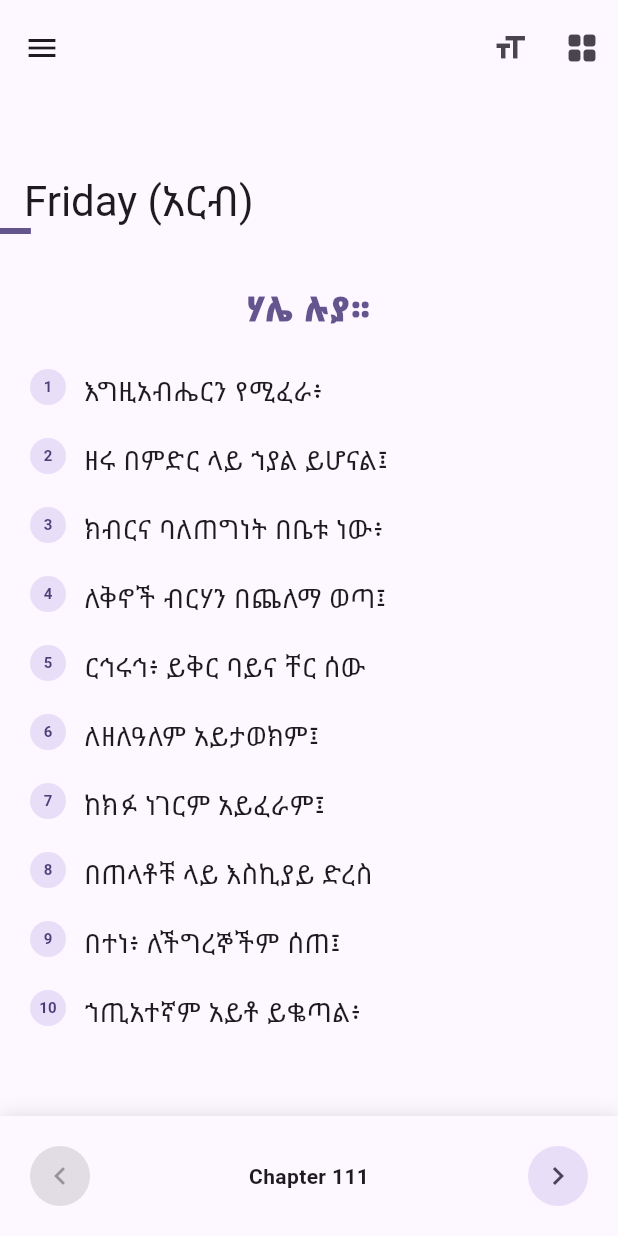
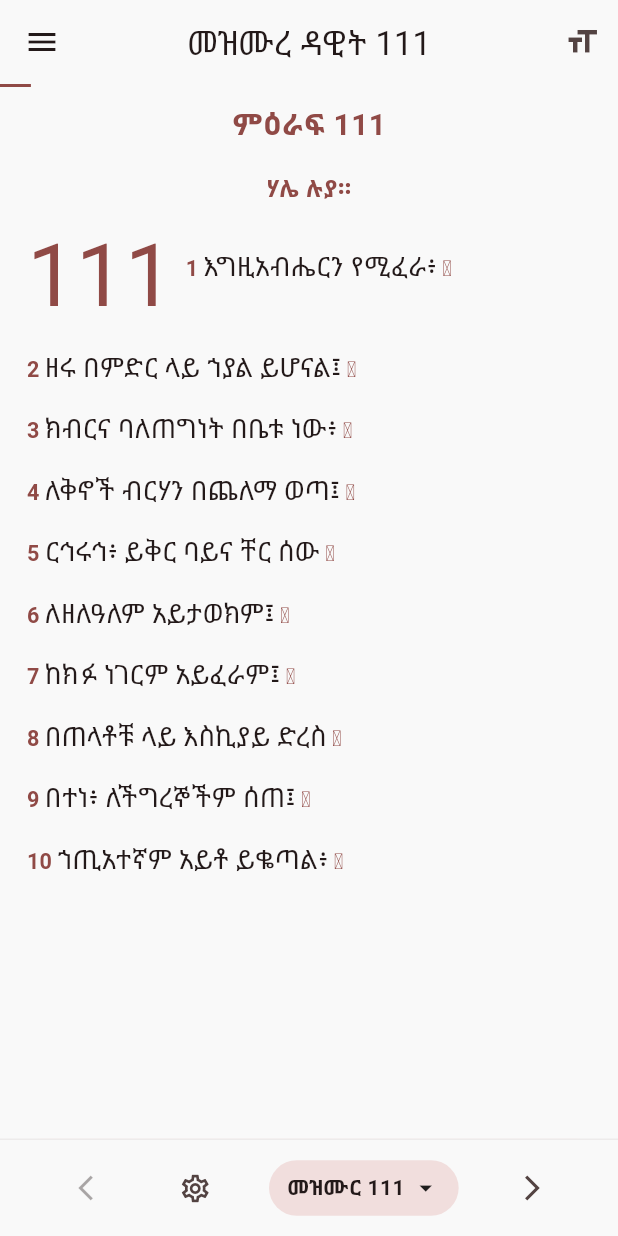
Before and after one commit to EOTCOpenSource/mezmuredawit, a Flutter app: the screen it shows after launch, on a phone screen of 412 x 824 dp. Run offline on Flutter 3.47's test engine with Material 3 defaults, Android fonts, the phone set to English and light mode, and no system bars.

Commit message:
feat: initialize core Mezmure Dawit app structure with chapter navigation and theme support

```diff
--- a/lib/main.dart
+++ b/lib/main.dart
@@ -24,15 +24,28 @@ class PrayerApp extends StatelessWidget {
           theme: ThemeData(
             useMaterial3: true,
             colorScheme: ColorScheme.fromSeed(
-              seedColor: const Color(0xFF6750A4),
+              seedColor: const Color(0xFF9E2A2B), // Maroon/Dark Red
               brightness: Brightness.light,
+              surface: const Color(0xFFF9F9F9),
+            ),
+            appBarTheme: const AppBarTheme(
+              backgroundColor: Color(0xFFF9F9F9),
+              surfaceTintColor: Colors.transparent,
+              elevation: 0,
             ),
           ),
           darkTheme: ThemeData(
             useMaterial3: true,
             colorScheme: ColorScheme.fromSeed(
-              seedColor: const Color(0xFF6750A4),
+              seedColor: const Color(0xFF9E2A2B),
               brightness: Brightness.dark,
+              surface: const Color(0xFF121212),
+            ),
+            scaffoldBackgroundColor: const Color(0xFF121212),
+            appBarTheme: const AppBarTheme(
+              backgroundColor: Color(0xFF121212),
+              surfaceTintColor: Colors.transparent,
+              elevation: 0,
             ),
           ),
           themeMode: currentMode,
@@ -203,23 +216,28 @@ class _HomePageState extends State<HomePage> {
               child: CustomScrollView(
                 controller: _scrollController,
                 slivers: [
-                  SliverAppBar.large(
-                    title: Text(_selectedDay?.name ?? 'መዝሙረ ዳዊት'),
+                  SliverAppBar(
+                    pinned: true,
+                    floating: true,
+                    leading: Builder(
+                      builder: (context) => IconButton(
+                        icon: const Icon(Icons.menu),
+                        onPressed: () => Scaffold.of(context).openDrawer(),
+                      ),
+                    ),
+                    title: Text('መዝሙረ ዳዊት $_currentChapterNumber'),
+                    centerTitle: true,
                     actions: [
                       IconButton(
                         icon: const Icon(Icons.format_size),
                         onPressed: _showSettingsSheet,
                       ),
-                      IconButton(
-                        icon: const Icon(Icons.grid_view_rounded),
-                        onPressed: _showChapterSelector,
-                      ),
                     ],
                     bottom: PreferredSize(
-                      preferredSize: const Size.fromHeight(4),
+                      preferredSize: const Size.fromHeight(2),
                       child: LinearProgressIndicator(
                         value: progress,
-                        minHeight: 4,
+                        minHeight: 2,
                         backgroundColor: Colors.transparent,
                       ),
                     ),
@@ -227,13 +245,13 @@ class _HomePageState extends State<HomePage> {
                   if (currentChapter != null)
                     SliverPadding(
                       padding: const EdgeInsets.symmetric(
-                        horizontal: 20,
+                        horizontal: 10,
                         vertical: 10,
                       ),
                       sliver: SliverList(
                         delegate: SliverChildBuilderDelegate(
                           (context, index) =>
-                              _buildSection(currentChapter!.sections[index]),
+                              _buildSection(currentChapter!.sections[index], index),
                           childCount: currentChapter.sections.length,
                         ),
                       ),
@@ -247,22 +265,37 @@ class _HomePageState extends State<HomePage> {
     );
   }
 
-  Widget _buildSection(Section section) {
-    return Column(
+  Widget _buildSection(Section section, int sectionIndex) {
+    return Padding(
+      padding: const EdgeInsets.symmetric(horizontal: 8.0),
+      child: Column(
         crossAxisAlignment: CrossAxisAlignment.start,
         children: [
+          if (sectionIndex == 0) ...[
+            Center(
+              child: Text(
+                'ምዕራፍ $_currentChapterNumber',
+                style: TextStyle(
+                  fontSize: 20,
+                  fontWeight: FontWeight.bold,
+                  color: Theme.of(context).colorScheme.primary,
+                ),
+              ),
+            ),
+            const SizedBox(height: 16),
+          ],
           if (section.title.isNotEmpty)
             Padding(
-            padding: const EdgeInsets.symmetric(vertical: 24),
+              padding: const EdgeInsets.only(bottom: 16),
               child: Center(
                 child: Text(
                   section.title,
                   textAlign: TextAlign.center,
                   style: TextStyle(
-                  fontSize: 22,
-                  fontWeight: FontWeight.w900,
+                    fontSize: 16,
+                    fontWeight: FontWeight.w600,
                     color: Theme.of(context).colorScheme.primary,
-                  letterSpacing: 1.2,
+                    height: 1.4,
                   ),
                 ),
               ),
@@ -271,39 +304,70 @@ class _HomePageState extends State<HomePage> {
             valueListenable: fontSizeNotifier,
             builder: (context, fontSize, _) {
               return Column(
-              children: section.verses
-                  .map((v) => _buildVerseTile(v, fontSize))
-                  .toList(),
+                crossAxisAlignment: CrossAxisAlignment.start,
+                children: section.verses.asMap().entries.map((entry) {
+                  return _buildVerseTile(entry.value, fontSize, sectionIndex == 0 && entry.key == 0);
+                }).toList(),
               );
             },
           ),
+          const SizedBox(height: 24),
         ],
+      ),
     );
   }
 
-  Widget _buildVerseTile(Verse verse, double fontSize) {
+  Widget _buildVerseTile(Verse verse, double fontSize, bool isFirstVerse) {
+    final primaryColor = Theme.of(context).colorScheme.primary;
+
+    Widget verseContent = RichText(
+      text: TextSpan(
+        style: TextStyle(
+          fontSize: fontSize,
+          height: 1.6,
+          color: Theme.of(context).colorScheme.onSurface,
+        ),
+        children: [
+          TextSpan(
+            text: '${verse.verse} ',
+            style: TextStyle(
+              fontWeight: FontWeight.bold,
+              color: primaryColor,
+              fontSize: fontSize * 0.8,
+            ),
+          ),
+          TextSpan(text: verse.text),
+          TextSpan(
+            text: ' ※',
+            style: TextStyle(
+              color: primaryColor,
+              fontSize: fontSize * 0.8,
+            ),
+          ),
+        ],
+      ),
+    );
+
+    if (isFirstVerse) {
       return Padding(
-      padding: const EdgeInsets.only(bottom: 16),
+        padding: const EdgeInsets.only(bottom: 12.0),
         child: Row(
           crossAxisAlignment: CrossAxisAlignment.start,
           children: [
-          CircleAvatar(
-            radius: 12,
-            backgroundColor: Theme.of(context).colorScheme.secondaryContainer,
-            child: Text(
-              '${verse.verse}',
-              style: const TextStyle(fontSize: 10, fontWeight: FontWeight.bold),
+            Text(
+              '$_currentChapterNumber',
+              style: TextStyle(
+                fontSize: fontSize * 3.2,
+                height: 1.1,
+                fontWeight: FontWeight.w400,
+                color: primaryColor,
               ),
             ),
-          const SizedBox(width: 12),
+            const SizedBox(width: 8),
             Expanded(
-            child: Text(
-              verse.text,
-              style: TextStyle(
-                fontSize: fontSize,
-                height: 1.6,
-                fontWeight: FontWeight.w400,
-              ),
+              child: Padding(
+                padding: const EdgeInsets.only(top: 8.0),
+                child: verseContent,
               ),
             ),
           ],
@@ -311,34 +375,74 @@ class _HomePageState extends State<HomePage> {
       );
     }
 
+    return Padding(
+      padding: const EdgeInsets.only(bottom: 12.0),
+      child: verseContent,
+    );
+  }
+
   Widget _buildBottomNav() {
     if (_selectedDay == null) return const SizedBox.shrink();
     return Container(
-      padding: const EdgeInsets.all(16),
+      padding: const EdgeInsets.symmetric(horizontal: 8, vertical: 8),
       decoration: BoxDecoration(
         color: Theme.of(context).colorScheme.surface,
-        boxShadow: [BoxShadow(color: Colors.black12, blurRadius: 10)],
+        border: Border(
+          top: BorderSide(
+            color: Theme.of(context).dividerColor.withOpacity(0.1),
           ),
+        ),
+      ),
+      child: SafeArea(
         child: Row(
-        mainAxisAlignment: MainAxisAlignment.spaceBetween,
+          mainAxisAlignment: MainAxisAlignment.spaceEvenly,
           children: [
-          IconButton.filledTonal(
+            IconButton(
               onPressed: _currentChapterNumber > _selectedDay!.startChapter
                   ? () => _changeChapter(_currentChapterNumber - 1)
                   : null,
-            icon: const Icon(Icons.chevron_left),
+              icon: const Icon(Icons.arrow_back_ios_new, size: 20),
             ),
-          Text(
-            'Chapter $_currentChapterNumber',
+            IconButton(
+              icon: const Icon(Icons.settings_outlined, size: 22),
+              onPressed: _showSettingsSheet,
+            ),
+            Flexible(
+              child: InkWell(
+                onTap: _showChapterSelector,
+                borderRadius: BorderRadius.circular(20),
+                child: Container(
+                  padding: const EdgeInsets.symmetric(horizontal: 12, vertical: 8),
+                  decoration: BoxDecoration(
+                    color: Theme.of(context).colorScheme.surfaceContainerHighest,
+                    borderRadius: BorderRadius.circular(20),
+                  ),
+                  child: Row(
+                    mainAxisSize: MainAxisSize.min,
+                    children: [
+                      Flexible(
+                        child: Text(
+                          'መዝሙር $_currentChapterNumber',
                           style: const TextStyle(fontWeight: FontWeight.bold),
+                          overflow: TextOverflow.ellipsis,
                         ),
-          IconButton.filledTonal(
+                      ),
+                      const SizedBox(width: 4),
+                      const Icon(Icons.arrow_drop_down, size: 20),
+                    ],
+                  ),
+                ),
+              ),
+            ),
+
+            IconButton(
               onPressed: _currentChapterNumber < _selectedDay!.endChapter
                   ? () => _changeChapter(_currentChapterNumber + 1)
                   : null,
-            icon: const Icon(Icons.chevron_right),
+              icon: const Icon(Icons.arrow_forward_ios, size: 20),
             ),
           ],
+        ),
       ),
     );
   }
```
Lines whose indentation alone changed are shown as unchanged.
